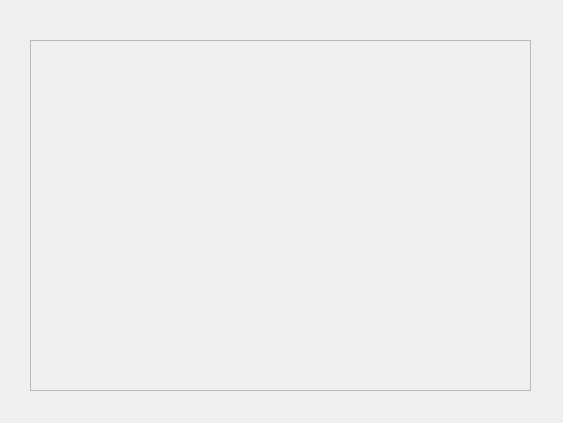
The window that QtUI/exceptionWidget.ui (MCSLTeam/MCSL2) describes before a commit, drawn with Qt 5.
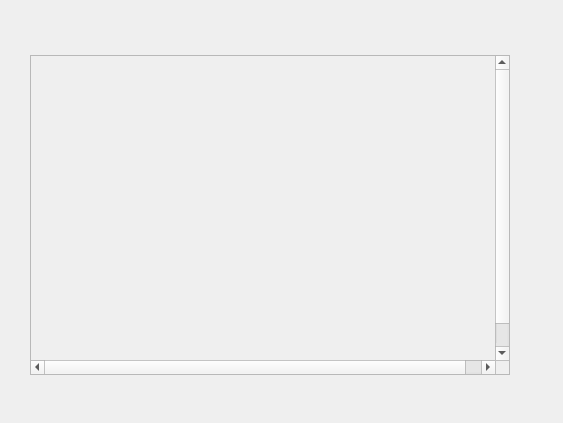
The same window after the commit. Custom widgets are drawn as their Qt base class.

The edit to the form file:
```diff
--- a/QtUI/exceptionWidget.ui
+++ b/QtUI/exceptionWidget.ui
@@ -31,6 +31,27 @@
    <layout class="QVBoxLayout" name="verticalLayout">
     <item>
      <widget class="SmoothScrollArea" name="exceptionScrollArea">
+      <property name="sizePolicy">
+       <sizepolicy hsizetype="Fixed" vsizetype="Fixed">
+        <horstretch>0</horstretch>
+        <verstretch>0</verstretch>
+       </sizepolicy>
+      </property>
+      <property name="minimumSize">
+       <size>
+        <width>480</width>
+        <height>320</height>
+       </size>
+      </property>
+      <property name="maximumSize">
+       <size>
+        <width>480</width>
+        <height>320</height>
+       </size>
+      </property>
+      <property name="verticalScrollBarPolicy">
+       <enum>Qt::ScrollBarAsNeeded</enum>
+      </property>
       <property name="widgetResizable">
        <bool>true</bool>
       </property>
```
